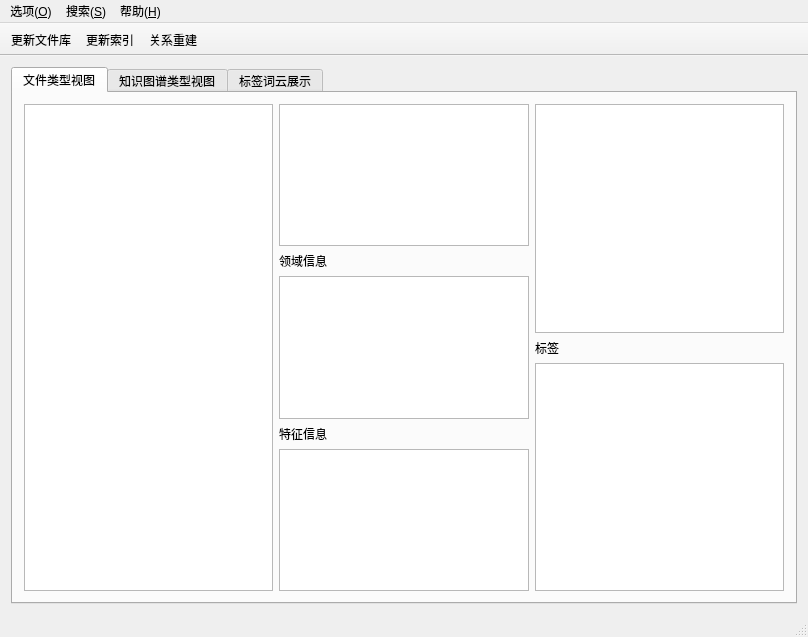
Before: the Qt Designer form mainwindow.ui in lvyilin/SmartFilesManager, drawn with Qt 5.
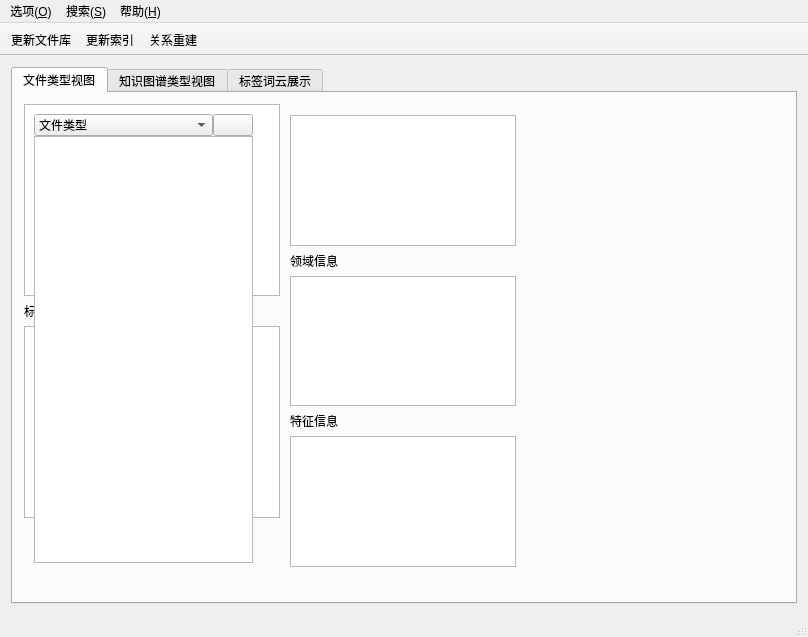
After: the same form once the commit is applied. The open tabs and pages were chosen to show the change. Icons and pictures are not drawn.

Commit message: feat:按文件领域分类

The edit to the form file:
```diff
--- a/mainwindow.ui
+++ b/mainwindow.ui
@@ -24,8 +24,15 @@
        <attribute name="title">
         <string>文件类型视图</string>
        </attribute>
-       <layout class="QGridLayout" name="gridLayout">
-        <item row="0" column="1">
+       <widget class="QWidget" name="">
+        <property name="geometry">
+         <rect>
+          <x>266</x>
+          <y>11</y>
+          <width>248</width>
+          <height>474</height>
+         </rect>
+        </property>
          <layout class="QGridLayout" name="gridLayout_5">
           <item row="0" column="0">
            <widget class="QTableWidget" name="tableWidgetAttr">
@@ -106,8 +113,8 @@
            </widget>
           </item>
          </layout>
-        </item>
-        <item row="0" column="2">
+       </widget>
+       <widget class="QWidget" name="">
          <layout class="QGridLayout" name="gridLayout_3">
           <item row="2" column="0">
            <widget class="QListWidget" name="listWidgetLabel"/>
@@ -163,8 +170,70 @@
            </widget>
           </item>
          </layout>
-        </item>
-        <item row="0" column="0">
+       </widget>
+       <widget class="QWidget" name="">
+        <property name="geometry">
+         <rect>
+          <x>10</x>
+          <y>10</y>
+          <width>241</width>
+          <height>471</height>
+         </rect>
+        </property>
+        <layout class="QVBoxLayout" name="verticalLayout">
+         <property name="spacing">
+          <number>0</number>
+         </property>
+         <item>
+          <layout class="QHBoxLayout" name="horizontalLayout">
+           <property name="spacing">
+            <number>0</number>
+           </property>
+           <property name="sizeConstraint">
+            <enum>QLayout::SetDefaultConstraint</enum>
+           </property>
+           <item>
+            <widget class="QComboBox" name="comboBoxTreeViewType">
+             <property name="sizePolicy">
+              <sizepolicy hsizetype="Preferred" vsizetype="Preferred">
+               <horstretch>0</horstretch>
+               <verstretch>0</verstretch>
+              </sizepolicy>
+             </property>
+             <item>
+              <property name="text">
+               <string>文件类型</string>
+              </property>
+             </item>
+             <item>
+              <property name="text">
+               <string>文件领域</string>
+              </property>
+             </item>
+            </widget>
+           </item>
+           <item>
+            <widget class="QPushButton" name="pushButtonReload">
+             <property name="sizePolicy">
+              <sizepolicy hsizetype="Fixed" vsizetype="Fixed">
+               <horstretch>0</horstretch>
+               <verstretch>0</verstretch>
+              </sizepolicy>
+             </property>
+             <property name="text">
+              <string/>
+             </property>
+             <property name="iconSize">
+              <size>
+               <width>16</width>
+               <height>16</height>
+              </size>
+             </property>
+            </widget>
+           </item>
+          </layout>
+         </item>
+         <item>
          <widget class="QTreeView" name="treeView">
           <property name="contextMenuPolicy">
            <enum>Qt::CustomContextMenu</enum>
@@ -181,6 +250,7 @@
          </widget>
         </item>
        </layout>
+       </widget>
       </widget>
       <widget class="QWidget" name="graph_view_2">
        <attribute name="title">
```
Left out of the diff: 2 changed lines with no effect on the pictures. Lines whose indentation alone changed are shown as unchanged. The commit also changes 11 other files.
